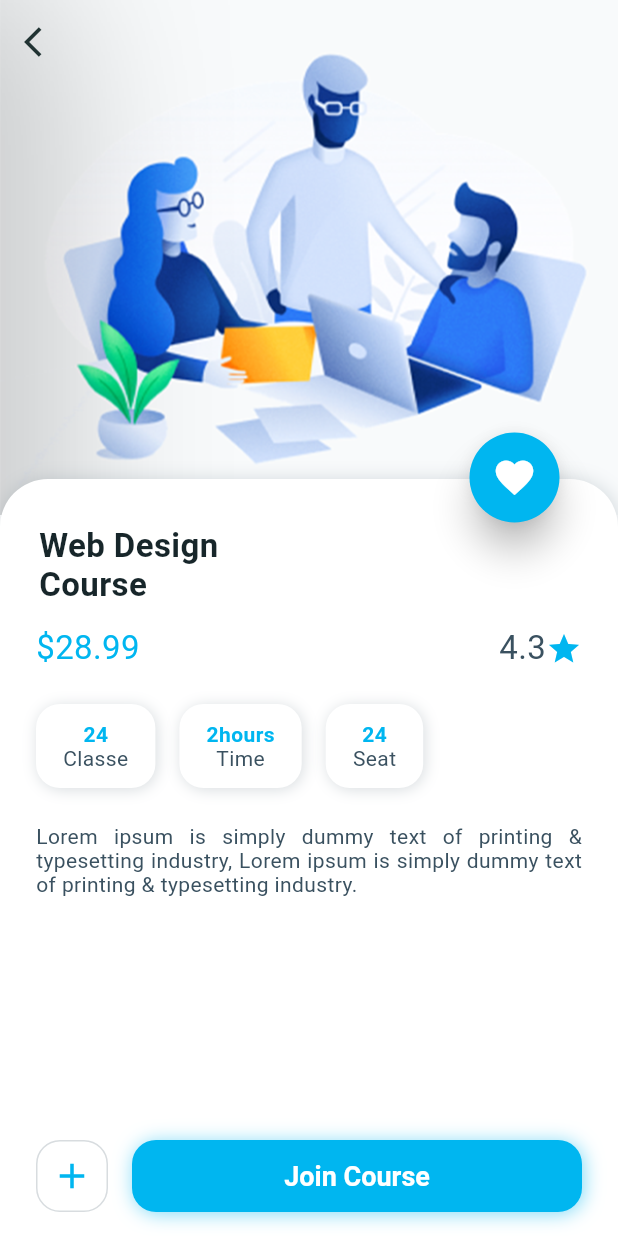
After one commit to Andrei250/HackITALL-project, a Flutter app: the screen it shows after launch, after a tap on "Grand Royal Hotel", on a phone screen of 412 x 824 dp. The commit adds this screen. Run offline on Flutter 3.47's test engine with Material 2 defaults, Android fonts, the phone set to English and light mode, and no system bars; our stand-ins replace font_awesome_flutter, smooth_star_rating.

Commit message:
routes created & info page created

```diff
--- /dev/null
+++ b/lib/custom_route.dart
@@ -0,0 +1,21 @@
+import 'package:flutter/material.dart';
+
+class CustomRoute<T> extends MaterialPageRoute<T> {
+  CustomRoute({WidgetBuilder builder, RouteSettings settings})
+      : super(builder: builder, settings: settings);
+
+  @override
+  Widget buildTransitions(BuildContext context, Animation<double> animation,
+      Animation<double> secondaryAnimation, Widget child) {
+    var begin = Offset(1.0, 0.0);
+    var end = Offset.zero;
+    var curve = Curves.ease;
+
+    var tween = Tween(begin: begin, end: end).chain(CurveTween(curve: curve));
+
+    return SlideTransition(
+      position: animation.drive(tween),
+      child: child,
+    );
+  }
+}
--- /dev/null
+++ b/lib/hotel_booking/design_course_app_theme.dart
@@ -0,0 +1,94 @@
+import 'package:flutter/material.dart';
+
+class DesignCourseAppTheme {
+  DesignCourseAppTheme._();
+
+  static const Color notWhite = Color(0xFFEDF0F2);
+  static const Color nearlyWhite = Color(0xFFFFFFFF);
+  static const Color nearlyBlue = Color(0xFF00B6F0);
+  static const Color nearlyBlack = Color(0xFF213333);
+  static const Color grey = Color(0xFF3A5160);
+  static const Color dark_grey = Color(0xFF313A44);
+
+  static const Color darkText = Color(0xFF253840);
+  static const Color darkerText = Color(0xFF17262A);
+  static const Color lightText = Color(0xFF4A6572);
+  static const Color deactivatedText = Color(0xFF767676);
+  static const Color dismissibleBackground = Color(0xFF364A54);
+  static const Color chipBackground = Color(0xFFEEF1F3);
+  static const Color spacer = Color(0xFFF2F2F2);
+
+  static const TextTheme textTheme = TextTheme(
+    headline4: display1,
+    headline5: headline,
+    headline6: title,
+    subtitle2: subtitle,
+    bodyText1: body2,
+    bodyText2: body1,
+    caption: caption,
+  );
+
+  static const TextStyle display1 = TextStyle(
+    // h4 -> display1
+    fontFamily: 'WorkSans',
+    fontWeight: FontWeight.bold,
+    fontSize: 36,
+    letterSpacing: 0.4,
+    height: 0.9,
+    color: darkerText,
+  );
+
+  static const TextStyle headline = TextStyle(
+    // h5 -> headline
+    fontFamily: 'WorkSans',
+    fontWeight: FontWeight.bold,
+    fontSize: 24,
+    letterSpacing: 0.27,
+    color: darkerText,
+  );
+
+  static const TextStyle title = TextStyle(
+    // h6 -> title
+    fontFamily: 'WorkSans',
+    fontWeight: FontWeight.bold,
+    fontSize: 16,
+    letterSpacing: 0.18,
+    color: darkerText,
+  );
+
+  static const TextStyle subtitle = TextStyle(
+    // subtitle2 -> subtitle
+    fontFamily: 'WorkSans',
+    fontWeight: FontWeight.w400,
+    fontSize: 14,
+    letterSpacing: -0.04,
+    color: darkText,
+  );
+
+  static const TextStyle body2 = TextStyle(
+    // body1 -> body2
+    fontFamily: 'WorkSans',
+    fontWeight: FontWeight.w400,
+    fontSize: 14,
+    letterSpacing: 0.2,
+    color: darkText,
+  );
+
+  static const TextStyle body1 = TextStyle(
+    // body2 -> body1
+    fontFamily: 'WorkSans',
+    fontWeight: FontWeight.w400,
+    fontSize: 16,
+    letterSpacing: -0.05,
+    color: darkText,
+  );
+
+  static const TextStyle caption = TextStyle(
+    // Caption -> caption
+    fontFamily: 'WorkSans',
+    fontWeight: FontWeight.w400,
+    fontSize: 12,
+    letterSpacing: 0.2,
+    color: lightText, // was lightText
+  );
+}
--- a/lib/hotel_booking/hotel_list_view.dart
+++ b/lib/hotel_booking/hotel_list_view.dart
@@ -1,7 +1,7 @@
 import 'package:flutter/material.dart';
 import 'package:font_awesome_flutter/font_awesome_flutter.dart';
 import 'package:smooth_star_rating/smooth_star_rating.dart';
-
+import 'package:hackitallproj/routes.dart';
 import 'hotel_app_theme.dart';
 import 'model/hotel_list_data.dart';
 
@@ -35,7 +35,10 @@ class HotelListView extends StatelessWidget {
               child: InkWell(
                 splashColor: Colors.transparent,
                 onTap: () {
+                  Navigator.of(context).pushNamed('/info_screen');
+
                   callback();
+                //  TODO add routes here
                 },
                 child: Container(
                   decoration: BoxDecoration(
--- /dev/null
+++ b/lib/hotel_booking/info_screen.dart
@@ -0,0 +1,364 @@
+import 'package:flutter/material.dart';
+import 'design_course_app_theme.dart';
+
+class InfoScreen extends StatefulWidget {
+  @override
+  _InfoScreenState createState() => _InfoScreenState();
+}
+
+class _InfoScreenState extends State<InfoScreen>
+    with TickerProviderStateMixin {
+  final double infoHeight = 364.0;
+  AnimationController animationController;
+  Animation<double> animation;
+  double opacity1 = 0.0;
+  double opacity2 = 0.0;
+  double opacity3 = 0.0;
+  @override
+  void initState() {
+    animationController = AnimationController(
+        duration: const Duration(milliseconds: 1000), vsync: this);
+    animation = Tween<double>(begin: 0.0, end: 1.0).animate(CurvedAnimation(
+        parent: animationController,
+        curve: Interval(0, 1.0, curve: Curves.fastOutSlowIn)));
+    setData();
+    super.initState();
+  }
+
+  Future<void> setData() async {
+    animationController.forward();
+    await Future<dynamic>.delayed(const Duration(milliseconds: 200));
+    setState(() {
+      opacity1 = 1.0;
+    });
+    await Future<dynamic>.delayed(const Duration(milliseconds: 200));
+    setState(() {
+      opacity2 = 1.0;
+    });
+    await Future<dynamic>.delayed(const Duration(milliseconds: 200));
+    setState(() {
+      opacity3 = 1.0;
+    });
+  }
+
+  @override
+  Widget build(BuildContext context) {
+    final double tempHeight = MediaQuery.of(context).size.height -
+        (MediaQuery.of(context).size.width / 1.2) +
+        24.0;
+    return Container(
+      color: DesignCourseAppTheme.nearlyWhite,
+      child: Scaffold(
+        backgroundColor: Colors.transparent,
+        body: Stack(
+          children: <Widget>[
+            Column(
+              children: <Widget>[
+                AspectRatio(
+                  aspectRatio: 1.2,
+                  child: Image.asset('assets/design_course/webInterFace.png'),
+                ),
+              ],
+            ),
+            Positioned(
+              top: (MediaQuery.of(context).size.width / 1.2) - 24.0,
+              bottom: 0,
+              left: 0,
+              right: 0,
+              child: Container(
+                decoration: BoxDecoration(
+                  color: DesignCourseAppTheme.nearlyWhite,
+                  borderRadius: const BorderRadius.only(
+                      topLeft: Radius.circular(32.0),
+                      topRight: Radius.circular(32.0)),
+                  boxShadow: <BoxShadow>[
+                    BoxShadow(
+                        color: DesignCourseAppTheme.grey.withOpacity(0.2),
+                        offset: const Offset(1.1, 1.1),
+                        blurRadius: 10.0),
+                  ],
+                ),
+                child: Padding(
+                  padding: const EdgeInsets.only(left: 8, right: 8),
+                  child: SingleChildScrollView(
+                    child: Container(
+                      constraints: BoxConstraints(
+                          minHeight: infoHeight,
+                          maxHeight: tempHeight > infoHeight
+                              ? tempHeight
+                              : infoHeight),
+                      child: Column(
+                        mainAxisAlignment: MainAxisAlignment.center,
+                        crossAxisAlignment: CrossAxisAlignment.start,
+                        children: <Widget>[
+                          Padding(
+                            padding: const EdgeInsets.only(
+                                top: 32.0, left: 18, right: 16),
+                            child: Text(
+                              'Web Design\nCourse',
+                              textAlign: TextAlign.left,
+                              style: TextStyle(
+                                fontWeight: FontWeight.w600,
+                                fontSize: 22,
+                                letterSpacing: 0.27,
+                                color: DesignCourseAppTheme.darkerText,
+                              ),
+                            ),
+                          ),
+                          Padding(
+                            padding: const EdgeInsets.only(
+                                left: 16, right: 16, bottom: 8, top: 16),
+                            child: Row(
+                              mainAxisAlignment: MainAxisAlignment.spaceBetween,
+                              crossAxisAlignment: CrossAxisAlignment.center,
+                              children: <Widget>[
+                                Text(
+                                  '\$28.99',
+                                  textAlign: TextAlign.left,
+                                  style: TextStyle(
+                                    fontWeight: FontWeight.w200,
+                                    fontSize: 22,
+                                    letterSpacing: 0.27,
+                                    color: DesignCourseAppTheme.nearlyBlue,
+                                  ),
+                                ),
+                                Container(
+                                  child: Row(
+                                    children: <Widget>[
+                                      Text(
+                                        '4.3',
+                                        textAlign: TextAlign.left,
+                                        style: TextStyle(
+                                          fontWeight: FontWeight.w200,
+                                          fontSize: 22,
+                                          letterSpacing: 0.27,
+                                          color: DesignCourseAppTheme.grey,
+                                        ),
+                                      ),
+                                      Icon(
+                                        Icons.star,
+                                        color: DesignCourseAppTheme.nearlyBlue,
+                                        size: 24,
+                                      ),
+                                    ],
+                                  ),
+                                )
+                              ],
+                            ),
+                          ),
+                          AnimatedOpacity(
+                            duration: const Duration(milliseconds: 500),
+                            opacity: opacity1,
+                            child: Padding(
+                              padding: const EdgeInsets.all(8),
+                              child: Row(
+                                children: <Widget>[
+                                  getTimeBoxUI('24', 'Classe'),
+                                  getTimeBoxUI('2hours', 'Time'),
+                                  getTimeBoxUI('24', 'Seat'),
+                                ],
+                              ),
+                            ),
+                          ),
+                          Expanded(
+                            child: AnimatedOpacity(
+                              duration: const Duration(milliseconds: 500),
+                              opacity: opacity2,
+                              child: Padding(
+                                padding: const EdgeInsets.only(
+                                    left: 16, right: 16, top: 8, bottom: 8),
+                                child: Text(
+                                  'Lorem ipsum is simply dummy text of printing & typesetting industry, Lorem ipsum is simply dummy text of printing & typesetting industry.',
+                                  textAlign: TextAlign.justify,
+                                  style: TextStyle(
+                                    fontWeight: FontWeight.w200,
+                                    fontSize: 14,
+                                    letterSpacing: 0.27,
+                                    color: DesignCourseAppTheme.grey,
+                                  ),
+                                  maxLines: 3,
+                                  overflow: TextOverflow.ellipsis,
+                                ),
+                              ),
+                            ),
+                          ),
+                          AnimatedOpacity(
+                            duration: const Duration(milliseconds: 500),
+                            opacity: opacity3,
+                            child: Padding(
+                              padding: const EdgeInsets.only(
+                                  left: 16, bottom: 16, right: 16),
+                              child: Row(
+                                mainAxisAlignment: MainAxisAlignment.center,
+                                crossAxisAlignment: CrossAxisAlignment.center,
+                                children: <Widget>[
+                                  Container(
+                                    width: 48,
+                                    height: 48,
+                                    child: Container(
+                                      decoration: BoxDecoration(
+                                        color: DesignCourseAppTheme.nearlyWhite,
+                                        borderRadius: const BorderRadius.all(
+                                          Radius.circular(16.0),
+                                        ),
+                                        border: Border.all(
+                                            color: DesignCourseAppTheme.grey
+                                                .withOpacity(0.2)),
+                                      ),
+                                      child: Icon(
+                                        Icons.add,
+                                        color: DesignCourseAppTheme.nearlyBlue,
+                                        size: 28,
+                                      ),
+                                    ),
+                                  ),
+                                  const SizedBox(
+                                    width: 16,
+                                  ),
+                                  Expanded(
+                                    child: Container(
+                                      height: 48,
+                                      decoration: BoxDecoration(
+                                        color: DesignCourseAppTheme.nearlyBlue,
+                                        borderRadius: const BorderRadius.all(
+                                          Radius.circular(16.0),
+                                        ),
+                                        boxShadow: <BoxShadow>[
+                                          BoxShadow(
+                                              color: DesignCourseAppTheme
+                                                  .nearlyBlue
+                                                  .withOpacity(0.5),
+                                              offset: const Offset(1.1, 1.1),
+                                              blurRadius: 10.0),
+                                        ],
+                                      ),
+                                      child: Center(
+                                        child: Text(
+                                          'Join Course',
+                                          textAlign: TextAlign.left,
+                                          style: TextStyle(
+                                            fontWeight: FontWeight.w600,
+                                            fontSize: 18,
+                                            letterSpacing: 0.0,
+                                            color: DesignCourseAppTheme
+                                                .nearlyWhite,
+                                          ),
+                                        ),
+                                      ),
+                                    ),
+                                  )
+                                ],
+                              ),
+                            ),
+                          ),
+                          SizedBox(
+                            height: MediaQuery.of(context).padding.bottom,
+                          )
+                        ],
+                      ),
+                    ),
+                  ),
+                ),
+              ),
+            ),
+            Positioned(
+              top: (MediaQuery.of(context).size.width / 1.2) - 24.0 - 35,
+              right: 35,
+              child: ScaleTransition(
+                alignment: Alignment.center,
+                scale: CurvedAnimation(
+                    parent: animationController, curve: Curves.fastOutSlowIn),
+                child: Card(
+                  color: DesignCourseAppTheme.nearlyBlue,
+                  shape: RoundedRectangleBorder(
+                      borderRadius: BorderRadius.circular(50.0)),
+                  elevation: 10.0,
+                  child: Container(
+                    width: 60,
+                    height: 60,
+                    child: Center(
+                      child: Icon(
+                        Icons.favorite,
+                        color: DesignCourseAppTheme.nearlyWhite,
+                        size: 30,
+                      ),
+                    ),
+                  ),
+                ),
+              ),
+            ),
+            Padding(
+              padding: EdgeInsets.only(top: MediaQuery.of(context).padding.top),
+              child: SizedBox(
+                width: AppBar().preferredSize.height,
+                height: AppBar().preferredSize.height,
+                child: Material(
+                  color: Colors.transparent,
+                  child: InkWell(
+                    borderRadius:
+                        BorderRadius.circular(AppBar().preferredSize.height),
+                    child: Icon(
+                      Icons.arrow_back_ios,
+                      color: DesignCourseAppTheme.nearlyBlack,
+                    ),
+                    onTap: () {
+                      Navigator.pop(context);
+                    },
+                  ),
+                ),
+              ),
+            )
+          ],
+        ),
+      ),
+    );
+  }
+
+  Widget getTimeBoxUI(String text1, String txt2) {
+    return Padding(
+      padding: const EdgeInsets.all(8.0),
+      child: Container(
+        decoration: BoxDecoration(
+          color: DesignCourseAppTheme.nearlyWhite,
+          borderRadius: const BorderRadius.all(Radius.circular(16.0)),
+          boxShadow: <BoxShadow>[
+            BoxShadow(
+                color: DesignCourseAppTheme.grey.withOpacity(0.2),
+                offset: const Offset(1.1, 1.1),
+                blurRadius: 8.0),
+          ],
+        ),
+        child: Padding(
+          padding: const EdgeInsets.only(
+              left: 18.0, right: 18.0, top: 12.0, bottom: 12.0),
+          child: Column(
+            mainAxisAlignment: MainAxisAlignment.center,
+            crossAxisAlignment: CrossAxisAlignment.center,
+            children: <Widget>[
+              Text(
+                text1,
+                textAlign: TextAlign.center,
+                style: TextStyle(
+                  fontWeight: FontWeight.w600,
+                  fontSize: 14,
+                  letterSpacing: 0.27,
+                  color: DesignCourseAppTheme.nearlyBlue,
+                ),
+              ),
+              Text(
+                txt2,
+                textAlign: TextAlign.center,
+                style: TextStyle(
+                  fontWeight: FontWeight.w200,
+                  fontSize: 14,
+                  letterSpacing: 0.27,
+                  color: DesignCourseAppTheme.grey,
+                ),
+              ),
+            ],
+          ),
+        ),
+      ),
+    );
+  }
+}
--- a/lib/main.dart
+++ b/lib/main.dart
@@ -1,14 +1,17 @@
 import 'dart:io';
 import 'package:flutter/material.dart';
 import 'package:flutter/services.dart';
+import 'package:hackitallproj/routes.dart';
 import 'app_theme.dart';
+import 'hotel_booking/hotel_home_screen.dart';
 import 'navigation_home_screen.dart';
 
-void main() async {
-  WidgetsFlutterBinding.ensureInitialized();
-  await SystemChrome.setPreferredOrientations(<DeviceOrientation>[DeviceOrientation.portraitUp, DeviceOrientation.portraitDown])
-      .then((_) => runApp(MyApp()));
-}
+void main() => runApp(MaterialApp(
+  debugShowCheckedModeBanner: false,
+  home: HotelHomeScreen(),
+  // initialRoute: '/',
+  onGenerateRoute: Routing.generateRoute,
+));
 
 class MyApp extends StatelessWidget {
   @override
--- /dev/null
+++ b/lib/routes.dart
@@ -0,0 +1,18 @@
+import 'package:flutter/material.dart';
+import 'custom_route.dart';
+import 'hotel_booking/info_screen.dart';
+
+class Routing {
+  // static String userValue;
+
+  static Route<dynamic> generateRoute(RouteSettings settings) {
+    final args = settings.arguments;
+    switch (settings.name) {
+      case '/info_screen':
+        return CustomRoute(builder: (_) => InfoScreen());
+        break;
+      default:
+        return null;
+    }
+  }
+}
```
